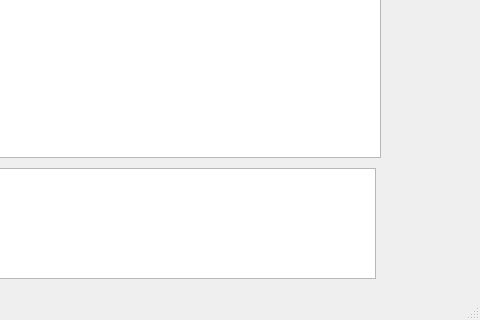
The window that mainwindow.ui (lucgeo/demo) describes before a commit, drawn with Qt 5; both pictures show x 220 to 700 and y 280 to 600 of the 700 by 600 pixel window.
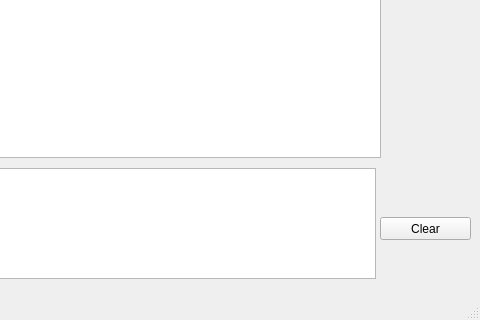
The same window after the commit.

Commit message: Add clear button, refactor code

Patch:
```diff
--- a/mainwindow.ui
+++ b/mainwindow.ui
@@ -120,6 +120,19 @@
      <string>Iterate</string>
     </property>
    </widget>
+   <widget class="QPushButton" name="pushButton_4">
+    <property name="geometry">
+     <rect>
+      <x>600</x>
+      <y>480</y>
+      <width>91</width>
+      <height>23</height>
+     </rect>
+    </property>
+    <property name="text">
+     <string>Clear</string>
+    </property>
+   </widget>
   </widget>
   <widget class="QMenuBar" name="menuBar">
    <property name="geometry">
```
The commit also changes 2 other files.
